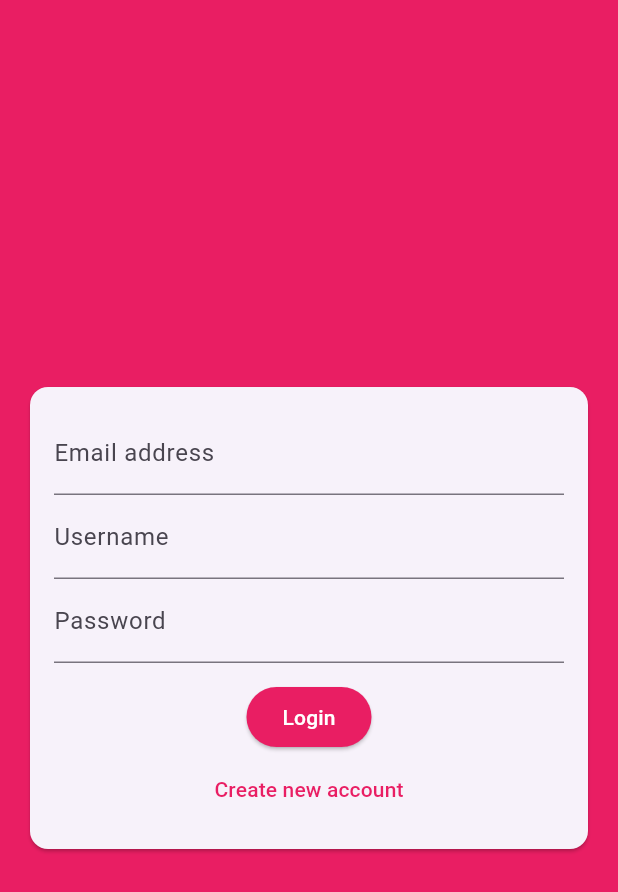
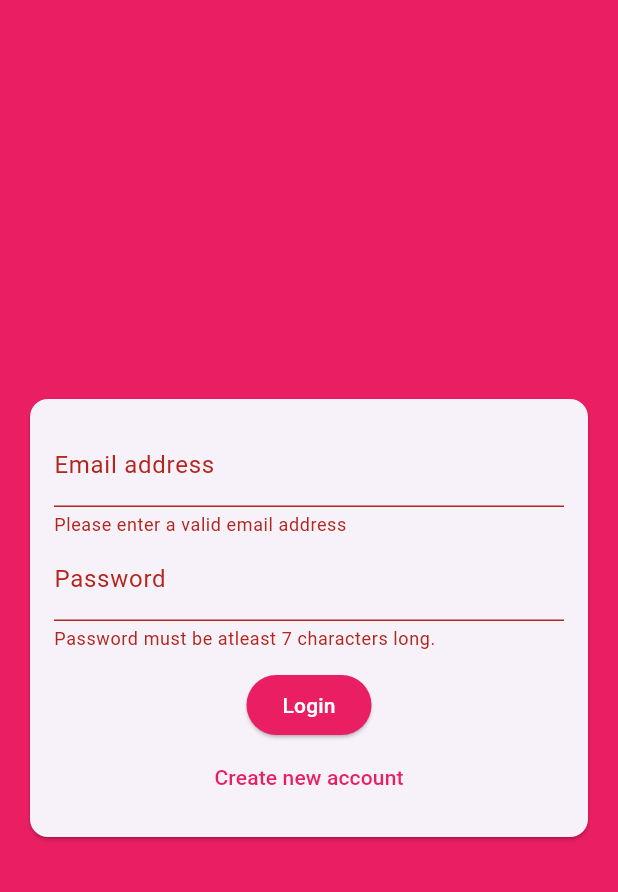
Before and after one commit to AyushSingh4321/chatApp, a Flutter app: the screen it shows after launch, after a tap on "Login", on a phone screen of 412 x 824 dp. Shown: the top 892 px of the screen. Run offline on Flutter 3.47's test engine with Material 3 defaults, Android fonts, the phone set to English and light mode, and no system bars; our stand-ins replace cloud_firestore, firebase_core; accounts and stored records are empty.

Commit message:
creatingAnAuthenticationForm

```diff
--- a/lib/widgets/auth/auth_form.dart
+++ b/lib/widgets/auth/auth_form.dart
@@ -8,6 +8,22 @@ class AuthForm extends StatefulWidget {
 }
 
 class _AuthFormState extends State<AuthForm> {
+  final _formKey = GlobalKey<FormState>();
+  var _isLogin = true;
+  String _userEmail = '';
+  String _userName = '';
+  String _userPassword = '';
+  void _trySubmit() {
+    final isValid = _formKey.currentState!.validate();
+    FocusScope.of(context).unfocus();
+    if (isValid) {
+      _formKey.currentState!.save();
+      print(_userEmail);
+      print(_userName);
+      print(_userPassword);
+    }
+  }
+
   @override
   Widget build(BuildContext context) {
     return Center(
@@ -17,43 +33,76 @@ class _AuthFormState extends State<AuthForm> {
           child: Padding(
             padding: EdgeInsets.all(16),
             child: Form(
+              key: _formKey,
               child: Column(
                 mainAxisSize: MainAxisSize.min,
                 children: [
                   TextFormField(
+                    key: ValueKey('email'),
+                    validator: (value) {
+                      if (value!.isEmpty || !value.contains('@')) {
+                        return 'Please enter a valid email address';
+                      }
+                      return null;
+                    },
                     keyboardType: TextInputType.emailAddress,
                     decoration: InputDecoration(
                       labelText: 'Email address',
                     ),
+                    onSaved: (value) {
+                      _userEmail = value!;
+                    },
                   ),
+                  if(!_isLogin)
                   TextFormField(
+                    key: ValueKey('username'),
+                    validator: (value) {
+                      if (value!.isEmpty || value.length < 4) {
+                        return 'Please enter at least 4 characters';
+                      }
+                      return null;
+                    },
                     decoration: InputDecoration(
                       labelText: 'Username',
                     ),
+                    onSaved: (value) {
+                      _userName = value!;
+                    },
                   ),
                   TextFormField(
+                    key: ValueKey('password'),
+                    validator: (value) {
+                      if (value!.isEmpty || value.length < 7) {
+                        return 'Password must be atleast 7 characters long.';
+                      }
+                      return null;
+                    },
                     decoration: InputDecoration(
                       labelText: 'Password',
                     ),
+                    onSaved: (value) {
+                      _userPassword = value!;
+                    },
                     obscureText: true,
                   ),
                   SizedBox(
                     height: 12,
                   ),
                   ElevatedButton(
-                    style: ElevatedButton.styleFrom(backgroundColor: Colors.pink),
-                    child: Text(
-                      'Login',
-                      style: TextStyle(color: Colors.white),
-                    ),
-                    onPressed: () {},
+                    style:
+                        ElevatedButton.styleFrom(backgroundColor: Colors.pink),
+                    child: Text(_isLogin? 'Login':'SignUp', style: TextStyle(color: Colors.white)),
+                    onPressed: _trySubmit,
                   ),
                   TextButton(
-                    child: Text(
-                      'Create new account',
-                      // style: TextStyle(color: Colors.black),
-                    ),
-                    onPressed: () {},
+                    child: Text(_isLogin
+                        ? 'Create new account'
+                        : 'I already have an account'),
+                    onPressed: () {
+                      setState(() {
+                        _isLogin = !_isLogin;
+                      });
+                    },
                   ),
                 ],
               ),
```
